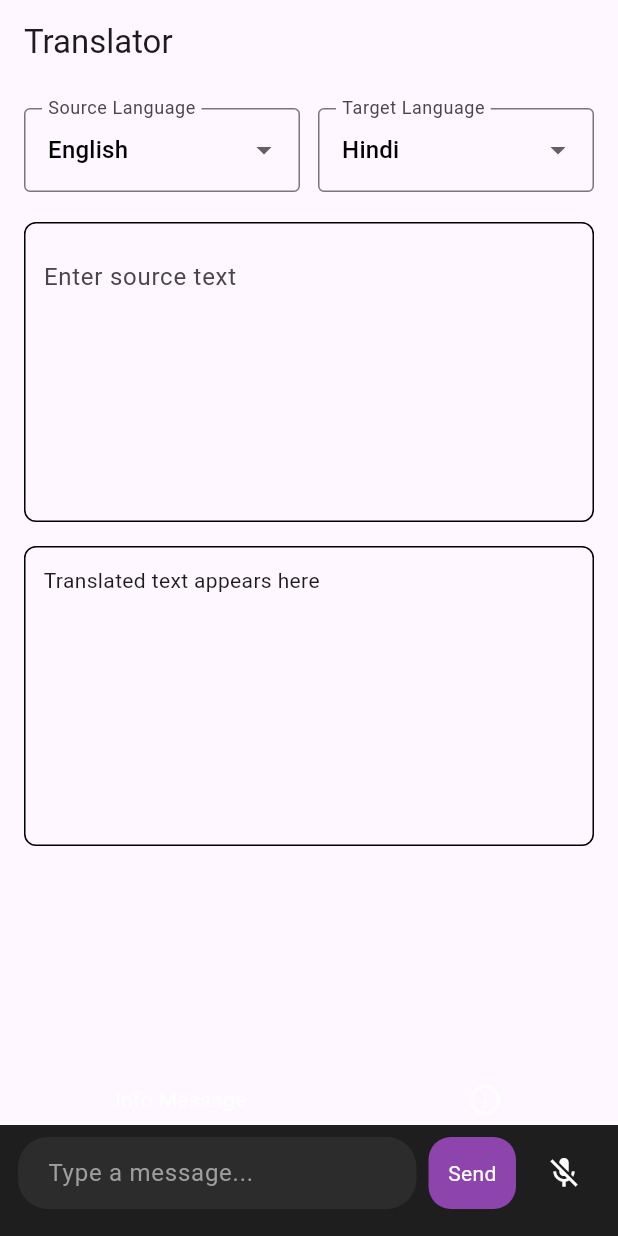
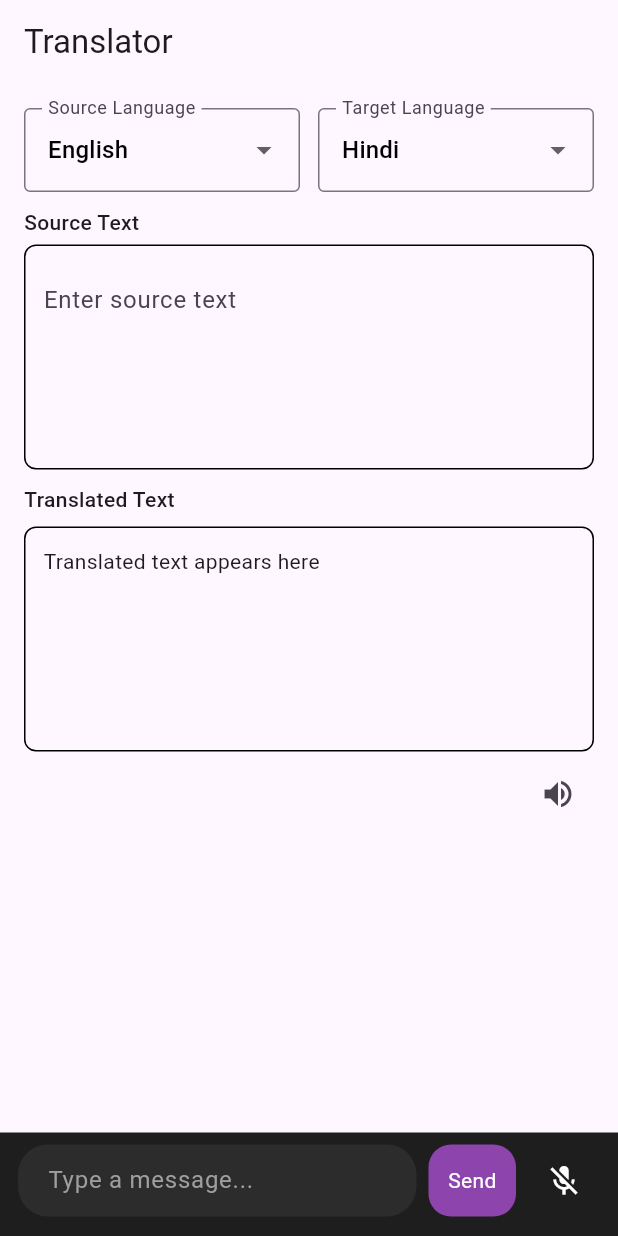
Before and after one commit to yudhisthira123/translation_ollama, a Flutter app: the screen it shows after launch, on a phone screen of 412 x 824 dp. Run offline on Flutter 3.47's test engine with Material 3 defaults, Android fonts, the phone set to English and light mode, and no system bars; our stand-ins replace flutter_tts, speech_to_text; missing offline and left inert: ollama_dart.

Commit message:
Added text to speech , new languages and fix some changes.

```diff
--- a/lib/providers/translation_provider.dart
+++ b/lib/providers/translation_provider.dart
@@ -1,8 +1,11 @@
 import 'package:flutter/material.dart';
+import 'package:flutter_tts/flutter_tts.dart';
 import 'package:ollama_dart/ollama_dart.dart';
 
 class TranslationProvider extends ChangeNotifier {
-  final List<String> languages = ["English", "Hindi", "German"];
+  // final List<String> languages = ["English", "Hindi", "German"];
+  final List<String> languages = ["English", "Hindi", "German","Spanish",
+    "French","Dutch","Russian","Portuguese","Japanese"];
   // final client = OllamaClient(baseUrl: "http://192.168.2.37:11434/api");
   final client = OllamaClient(baseUrl: "http://192.168.0.106:11434/api");
 
@@ -63,4 +66,40 @@ class TranslationProvider extends ChangeNotifier {
 
     notifyListeners();
   }
+
+  final FlutterTts flutterTts = FlutterTts();
+  bool isSpeaking = false;
+
+  TranslationProvider() {
+    flutterTts.setCompletionHandler(() {
+      isSpeaking = false;
+      notifyListeners();
+    });
+
+    flutterTts.setCancelHandler(() {
+      isSpeaking = false;
+      notifyListeners();
+    });
+  }
+
+
+  Future<void> speak(String text) async {
+    if (text.isEmpty) return;
+
+    await flutterTts.setLanguage("en-US"); // change if needed
+    await flutterTts.setPitch(1.0);
+    await flutterTts.setSpeechRate(0.5);
+
+    isSpeaking = true;
+    notifyListeners();
+
+    await flutterTts.speak(text);
+  }
+
+  Future<void> stop() async {
+    await flutterTts.stop();
+
+    isSpeaking = false;
+    notifyListeners();
+  }
 }
--- a/lib/screens/translation_screen.dart
+++ b/lib/screens/translation_screen.dart
@@ -96,10 +96,22 @@ class TranslationScreen extends StatelessWidget {
                             ],
                           ),
 
-                          const SizedBox(height: 20),
+                          const SizedBox(height: 10),
+                          Row(
+                            children: [
+                              Text(
+                                "Source Text",
+                                style: TextStyle(
+                                  fontSize: 14,
+                                  fontWeight: FontWeight.w500
+                                ),
+                              ),
+                            ],
+                          ),
+                          const SizedBox(height: 5),
                           /// SOURCE TEXT BOX (editable)
                           Container(
-                            height: 200,
+                            height: 150,
                             width: double.infinity,
                             padding: const EdgeInsets.all(12),
                             decoration: BoxDecoration(
@@ -120,11 +132,43 @@ class TranslationScreen extends StatelessWidget {
                             ),
                           ),
 
-                          const SizedBox(height: 16),
+                          const SizedBox(height: 10),
 
                           /// TRANSLATED TEXT BOX
+                          // Container(
+                          //   height: 200,
+                          //   width: double.infinity,
+                          //   padding: const EdgeInsets.all(12),
+                          //   decoration: BoxDecoration(
+                          //     border: Border.all(),
+                          //     borderRadius: BorderRadius.circular(8),
+                          //   ),
+                          //   child: SingleChildScrollView(
+                          //     child: Text(
+                          //       provider.translatedText.isEmpty
+                          //           ? "Translated text appears here"
+                          //           : provider.translatedText,
+                          //     ),
+                          //   ),
+                          // ),
+                          Row(
+                            children: [
+                              Text(
+                                "Translated Text",
+                                style: TextStyle(
+                                    fontSize: 14,
+                                    fontWeight: FontWeight.w500
+                                ),
+                              ),
+                            ],
+                          ),
+                          const SizedBox(height: 8),
+
+                          Column(
+                            crossAxisAlignment: CrossAxisAlignment.end,
+                            children: [
                               Container(
-                            height: 200,
+                                height: 150,
                                 width: double.infinity,
                                 padding: const EdgeInsets.all(12),
                                 decoration: BoxDecoration(
@@ -140,6 +184,27 @@ class TranslationScreen extends StatelessWidget {
                                 ),
                               ),
 
+                              const SizedBox(height: 4),
+
+                              IconButton(
+                                icon: Icon(
+                                  provider.isSpeaking
+                                      ? Icons.stop
+                                      : Icons.volume_up,
+                                ),
+                                onPressed: () async {
+                                  if (provider.isSpeaking) {
+                                    await provider.stop();
+                                  } else {
+                                    final text = provider.translatedText.isEmpty
+                                            ? "Translated text appears here"
+                                            : provider.translatedText;
+                                    await provider.speak(text);
+                                  }
+                                },
+                              )
+                            ],
+                          )
                         ],
                       ),
                     ),
--- a/lib/util/widgets/chatInputWidget.dart
+++ b/lib/util/widgets/chatInputWidget.dart
@@ -21,30 +21,7 @@ class _ChatInputWidgetState extends State<ChatInputWidget> {
   String _lastWords = "";
   bool _speechEnabled = false;
   bool _receivedFinalResult = false;
-  final GlobalKey<TooltipState> _tooltipKey = GlobalKey<TooltipState>();
 
-  bool _showHelperText = true;
-
-  void _onTap() {
-    final dynamic tooltip = _tooltipKey.currentState;
-
-    setState(() {
-      _showHelperText = false; // hide helper text
-    });
-
-    tooltip?.ensureTooltipVisible();
-
-    // Flutter hides tooltip automatically after Tooltip.waitDuration
-    Future.delayed(TooltipTheme.of(context).waitDuration ??
-        const Duration(seconds: 4))
-        .then((_) {
-      if (mounted) {
-        setState(() {
-          _showHelperText = true; // restore only after tooltip closes
-        });
-      }
-    });
-  }
 
   @override
   void initState() {
@@ -54,7 +31,7 @@ class _ChatInputWidgetState extends State<ChatInputWidget> {
     _speech.initialize(
       onStatus: _onSpeechStatus,
       onError: (error) {
-        print("Speech error: $error");
+        // print("Speech error: $error");
         if (_isListening) _restartListening();
       },
     ).then((enabled) {
@@ -63,7 +40,7 @@ class _ChatInputWidgetState extends State<ChatInputWidget> {
   }
 
   void _onSpeechStatus(String status) {
-    print("Speech status: $status");
+    // print("Speech status: $status");
 
     // if (status == "done" && _isListening) {
     //   _speech.stop(); // important for Android
@@ -78,7 +55,7 @@ class _ChatInputWidgetState extends State<ChatInputWidget> {
 
     /// Android timeout (~10 sec)
     if (status == "done" && _isListening) {
-      print("Restarting due to Android timeout");
+      // print("Restarting due to Android timeout");
       _restartListening();
     }
   }
@@ -103,7 +80,7 @@ class _ChatInputWidgetState extends State<ChatInputWidget> {
 
     if (!_isListening) return;
 
-    print("Restarting listening...");
+    // print("Restarting listening...");
 
     _speech.listen(
       onResult: (val) {
@@ -152,7 +129,7 @@ class _ChatInputWidgetState extends State<ChatInputWidget> {
     // if (available) {
 
     if (!_speech.isAvailable) {
-      print("Speech not available");
+      // print("Speech not available");
       return;
     }
 
@@ -205,6 +182,10 @@ class _ChatInputWidgetState extends State<ChatInputWidget> {
     final text = messageController.text.trim();
     if (text.isEmpty) return;
 
+    if (_isListening) {
+      _stopListening();
+    }
+
     widget.translationProvider.setInputText(text);
     widget.translationProvider.translate();
 
@@ -220,44 +201,6 @@ class _ChatInputWidgetState extends State<ChatInputWidget> {
         child: Column(
           crossAxisAlignment: CrossAxisAlignment.end,
           children: [
-            GestureDetector(
-              onTap: _onTap,
-              child: Row(
-                mainAxisAlignment: MainAxisAlignment.spaceBetween,
-                children: [
-                  if (_showHelperText) ...[
-                    const SizedBox(width: 6),
-                    Flexible(
-                      child: Text(
-                        "Info Message",
-                        style: const TextStyle(color: Colors.white70),
-                        softWrap: true,
-                        overflow: TextOverflow.ellipsis, // or .fade if you prefer
-                      ),
-                    ),
-                    const SizedBox(width: 6),
-                  ],
-                  if(!_showHelperText)
-                    Spacer(),
-                  Tooltip(
-                    key: _tooltipKey,
-                    message:
-                    "AppStrings.infoMessage.tr(context)",
-                    textStyle: TextStyle(color: Colors.black), // text color
-                    decoration: BoxDecoration(
-                      color: Colors.white, // background color
-                      borderRadius: BorderRadius.circular(
-                        8,
-                      ),
-                      border: Border.all(color: Colors.black12), // optional border
-                    ),
-                    child: Icon(Icons.info_outline, color: Colors.white70),
-                  ),
-                  const SizedBox(width: 6),
-                ],
-              ),
-            ),
-            SizedBox(height: 5,),
             Container(
               width: 550,
               padding: const EdgeInsets.symmetric(horizontal: 12, vertical: 8),
@@ -326,7 +269,7 @@ class _ChatInputWidgetState extends State<ChatInputWidget> {
                         ),
                     ],
                   ),
-                  Container(color: Colors.transparent, height: 10),
+                  Container(color: Colors.transparent, height: 5),
                 ],
               ),
             ),
--- a/pubspec.yaml
+++ b/pubspec.yaml
@@ -32,6 +32,7 @@ dependencies:
     sdk: flutter
   provider: ^6.1.2
   speech_to_text: ^7.0.0
+  flutter_tts: ^3.8.5
 
   # The following adds the Cupertino Icons font to your application.
   # Use with the CupertinoIcons class for iOS style icons.
```
Also changed, not shown: 3 other files. Lines whose indentation alone changed are shown as unchanged.
